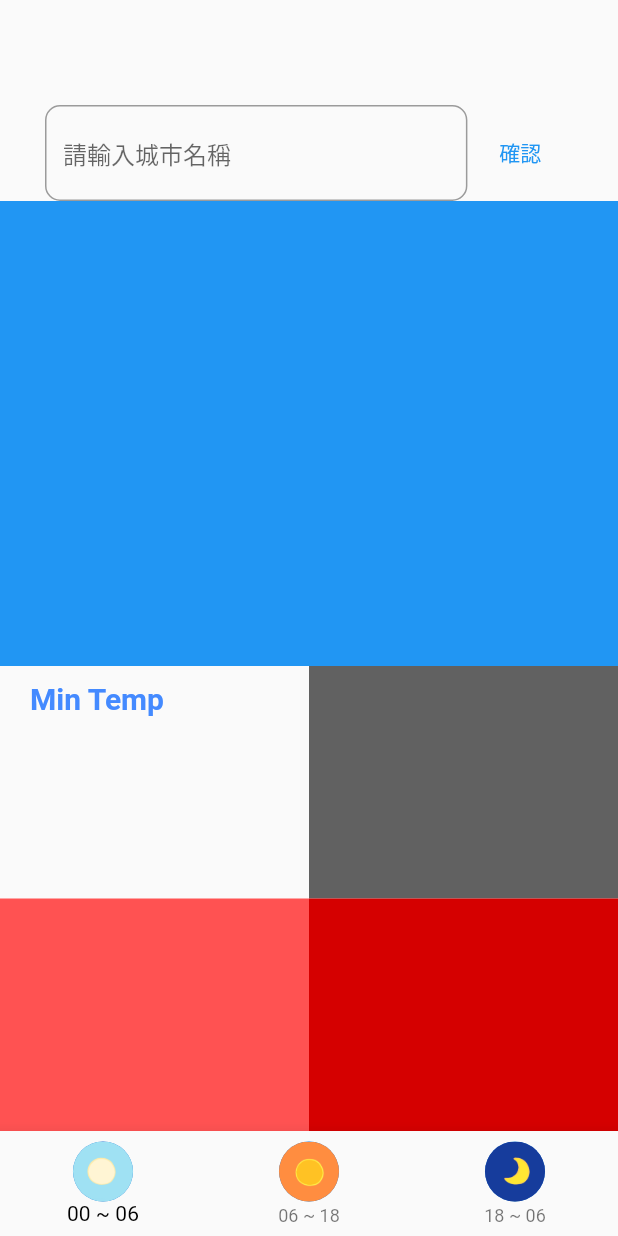
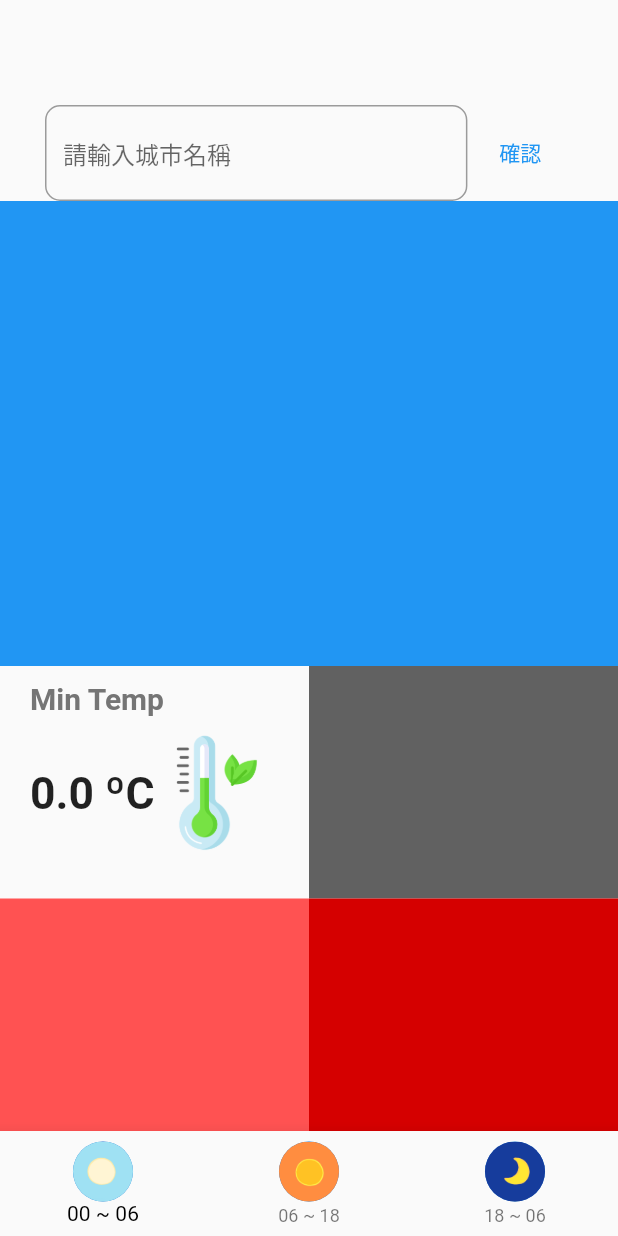
Before and after one commit to Lichyo/weather_forecast, a Flutter app: the screen it shows after launch, after a tap on "確認", on a phone screen of 412 x 824 dp. Run offline on Flutter 3.47's test engine with Material 2 defaults, Android fonts, the phone set to English and light mode, and no system bars; our stand-ins replace dio, google_fonts, lottie; network calls fail; Roboto replaces fonts that are missing (Ubuntu); statements that could not run were skipped.

```diff
--- a/lib/model/weather_brain.dart
+++ b/lib/model/weather_brain.dart
@@ -1,13 +1,13 @@
 import 'package:weather_forecast/service/http_service.dart';
 import 'dart:convert';
 import 'weather.dart';
+import 'package:flutter/material.dart';
 
 class WeatherBrain {
   static const String weatherAPIKey =
       'https://opendata.cwb.gov.tw/api/v1/rest/datastore/F-C0032-001?Authorization=CWB-3B205859-51BF-4830-9704-EA17DD5C3C31';
   final HTTPService _httpService = HTTPService();
 
-  // start
   Future initWeatherData({required String locationName}) async {
     final data = await _httpService.getWeatherData(api: weatherAPIKey);
     final response = jsonDecode(data.toString());
@@ -63,5 +63,18 @@ class WeatherBrain {
       }
     }
   }
-  // end
+
+  Image determineTempImage(double temp) {
+    if (temp <= 10) {
+      return Image.asset('images/temp_icon/10ºC.png');
+    } else if (temp <= 20) {
+      return Image.asset('images/temp_icon/20ºC.png');
+    } else if (temp <= 25) {
+      return Image.asset('images/temp_icon/25ºC.png');
+    } else if (temp <= 30) {
+      return Image.asset('images/temp_icon/30ºC.png');
+    } else {
+      return Image.asset('images/temp_icon/35ºC.png');
+    }
+  }
 }
--- a/lib/view/home_page.dart
+++ b/lib/view/home_page.dart
@@ -127,7 +127,6 @@ class _HomePageState extends State<HomePage>
                   Expanded(
                     child: Row(
                       children: [
-                        // minT
                         Expanded(
                           child: Padding(
                             padding: const EdgeInsets.symmetric(
@@ -142,11 +141,27 @@ class _HomePageState extends State<HomePage>
                                     'Min Temp',
                                     style: GoogleFonts.getFont(
                                       'Ubuntu',
-                                      color: Colors.blueAccent,
+                                      color: Colors.grey.shade600,
                                       fontSize: 20.0,
                                       fontWeight: FontWeight.w700,
                                     ),
                                   ),
+                                ),
+                                Row(
+                                  children: [
+                                    Expanded(
+                                      child: FittedBox(
+                                        child: Text(
+                                          '${weathers[0].minT.toString()} ºC',
+                                          style: GoogleFonts.getFont('Roboto', fontWeight: FontWeight.w600),
+                                        ),
+                                      ),
+                                    ),
+                                    Expanded(
+                                      child:
+                                          _weatherBrain.determineTempImage(20),
+                                    ),
+                                  ],
                                 ),
                               ],
                             ),
--- a/pubspec.yaml
+++ b/pubspec.yaml
@@ -30,6 +30,7 @@ flutter:
 
   assets:
     - images/
+    - images/temp_icon/
   #   - images/a_dot_ham.jpeg
 
   # An image asset can refer to one or more resolution-specific "variants", see
```
Also changed, not shown: 3 other files.
